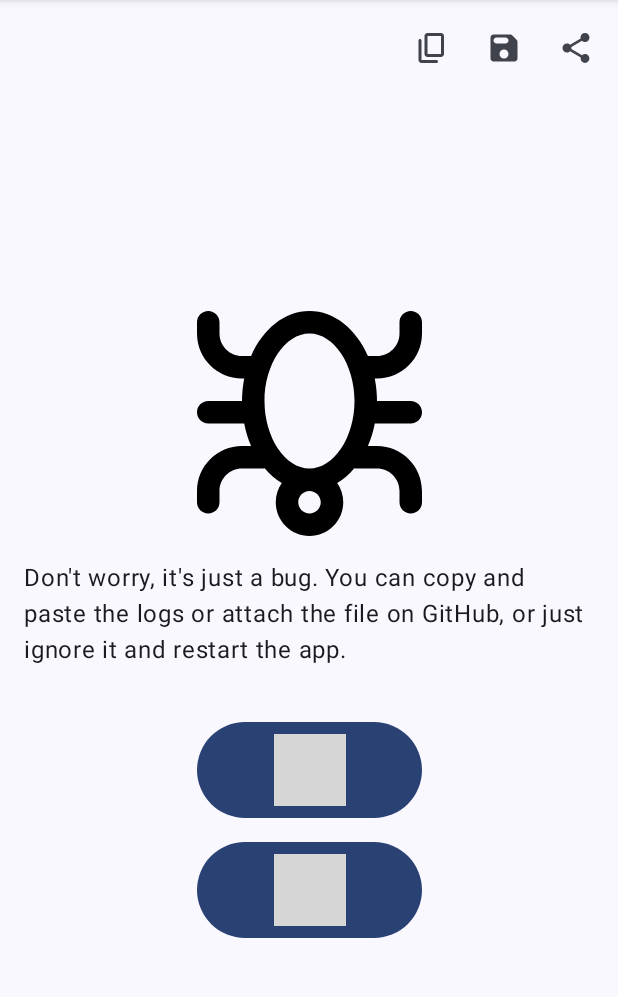
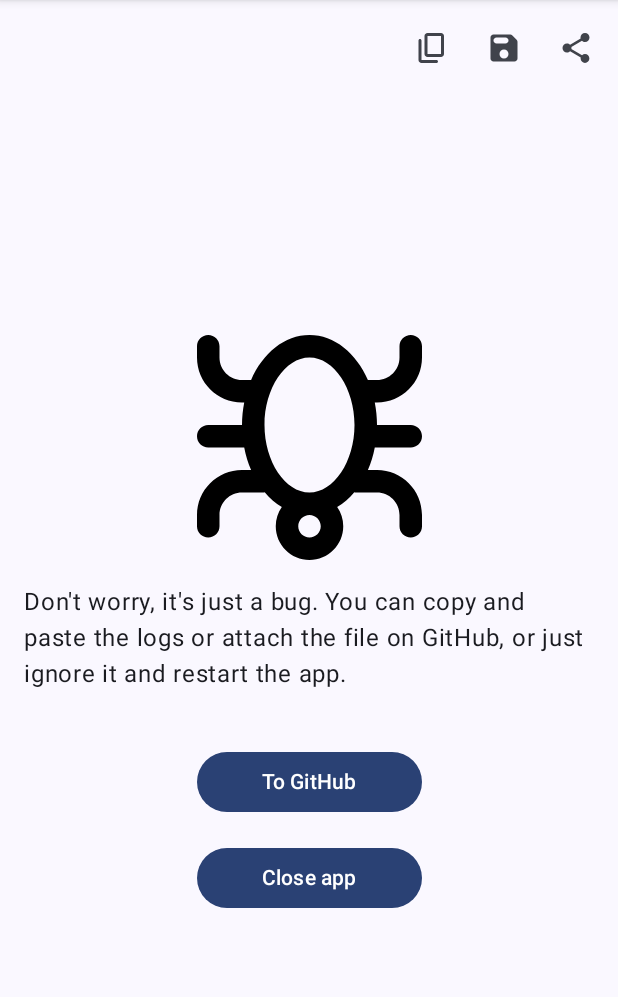
Before and after one commit to Lijucay/Qwotable, an Android app built with Jetpack Compose: the LogActivity screen opened directly, with no data from a screen before it, on a phone screen of 412 x 824 dp, the part 84-1081 px from its top. Run offline under Robolectric (Android 15) with nearby library versions, the phone set to English and light mode, and no system bars; grey boxes are pictures that could not be loaded.

Commit message:
Adding strings and their translation

```diff
--- a/core/src/main/res/values/strings.xml
+++ b/core/src/main/res/values/strings.xml
@@ -52,4 +52,8 @@
     <string name="app_settings">App settings</string>
     <string name="no_update_available">No update available</string>
     <string name="no_update_message">No updates were found. You already have the latest version.</string>
+    <string name="to_github">To GitHub</string>
+    <string name="close_app">Close app</string>
+    <string name="duplicate_error">The same qwotable does already exist.</string>
+    <string name="favorites">Favorites</string>
 </resources>
```
Also changed, not shown: 2 other files.
